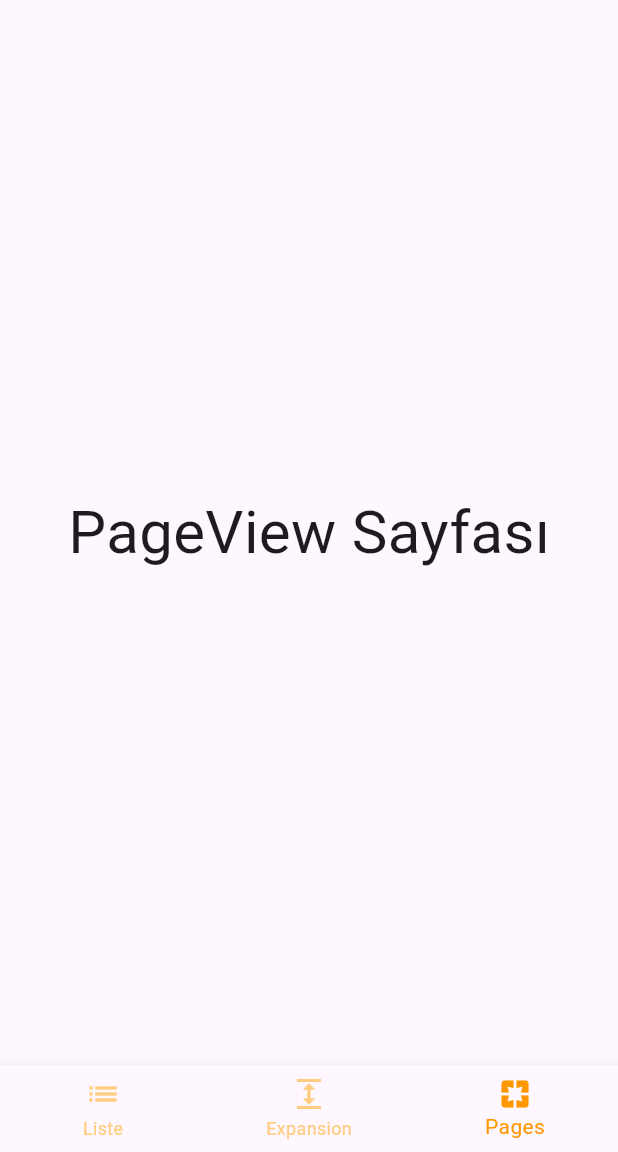
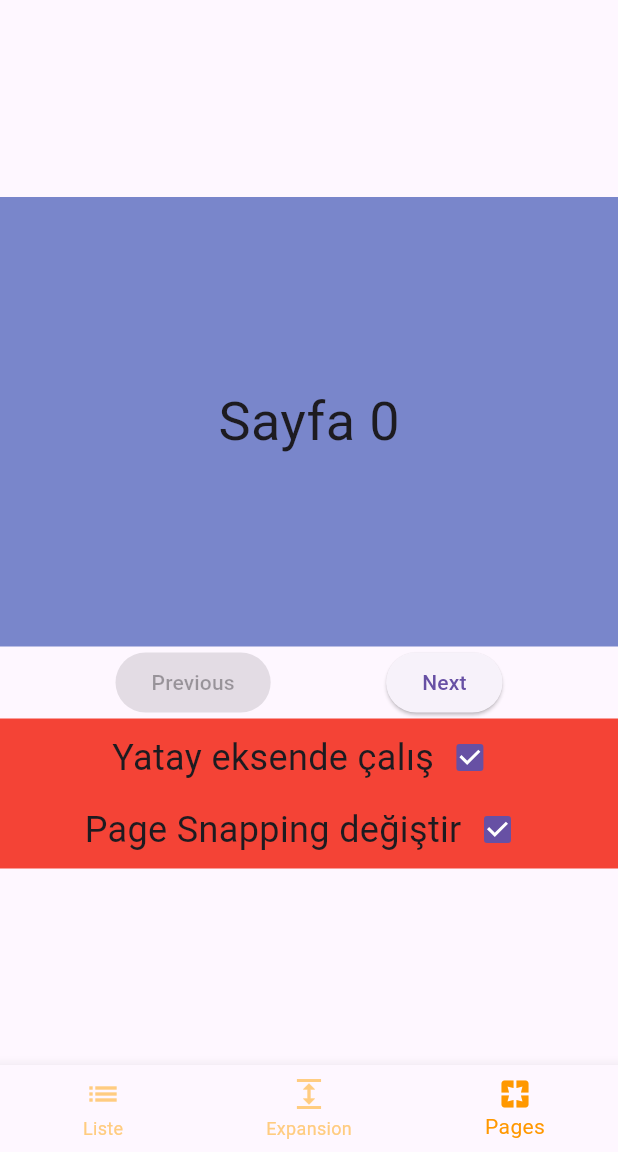
Before and after one commit to Efet1022/Expansion_tile_and_PageStoreKey, a Flutter app: the screen it shows after launch, item 3 of the bottom bar chosen, on a phone screen of 412 x 824 dp, the part 84-1236 px from its top. Run offline on Flutter 3.47's test engine with Material 3 defaults, Android fonts, the phone set to English and light mode, and no system bars.

Commit message:
PageView is finished

```diff
--- a/lib/widgets/pageview_page.dart
+++ b/lib/widgets/pageview_page.dart
@@ -10,13 +10,162 @@ class PageViewPage extends StatefulWidget {
 
 class _PageViewPageState
     extends State<PageViewPage> {
+  bool yatayEksen = true;
+  bool isPageSnapping = true;
+  int currentIndex = 0;
+  late PageController pageController;
+
+  @override
+  void initState() {
+    super.initState();
+    pageController = PageController();
+  }
+
   @override
   Widget build(BuildContext context) {
-    return Center(
-      child: Text(
-        "PageView Sayfası",
-        style: TextStyle(fontSize: 40),
-      ),
+    return Column(
+      mainAxisAlignment: MainAxisAlignment.center,
+      children: [
+        Container(
+          height: 300,
+          child: PageView(
+            controller: pageController,
+            scrollDirection: yatayEksen
+                ? Axis.horizontal
+                : Axis.vertical,
+            //dokunduğumuzda diğer sayfaya mı geçsin yoksa harekete göre kalsın mı
+            pageSnapping: isPageSnapping,
+            onPageChanged: (index) {
+              setState(() {
+                currentIndex = index;
+              });
+            },
+            children: [
+              Container(
+                width: double.infinity,
+                color: Colors.indigo.shade300,
+                child: Center(
+                  child: Text(
+                    "Sayfa 0",
+                    style: TextStyle(
+                      fontSize: 36,
+                    ),
+                  ),
+                ),
+              ),
+              Container(
+                width: double.infinity,
+                color: Colors.red.shade300,
+                child: Center(
+                  child: Text(
+                    "Sayfa 1",
+                    style: TextStyle(
+                      fontSize: 36,
+                    ),
+                  ),
+                ),
+              ),
+              Container(
+                width: double.infinity,
+                color: Colors.amber.shade300,
+                child: Center(
+                  child: Text(
+                    "Sayfa 2",
+                    style: TextStyle(
+                      fontSize: 36,
+                    ),
+                  ),
+                ),
+              ),
+            ],
+          ),
+        ),
+        Row(
+          mainAxisAlignment:
+              MainAxisAlignment.spaceEvenly,
+          children: [
+            ElevatedButton(
+              onPressed: currentIndex == 0
+                  ? null
+                  : () {
+                      pageController.previousPage(
+                        duration: Duration(
+                          seconds: 1,
+                        ),
+                        curve: Curves.easeIn,
+                      );
+                    },
+              child: Text("Previous"),
+            ),
+            ElevatedButton(
+              onPressed: currentIndex == 2
+                  ? null
+                  : () {
+                      pageController.nextPage(
+                        duration: Duration(
+                          seconds: 1,
+                        ),
+                        curve: Curves.easeIn,
+                      );
+                    },
+              child: Text("Next"),
+            ),
+          ],
+        ),
+        Container(
+          height: 100,
+          width: double.infinity,
+          color: yatayEksen
+              ? Colors.red
+              : Colors.green,
+          child: Column(
+            mainAxisAlignment:
+                MainAxisAlignment.center,
+            children: [
+              Row(
+                mainAxisAlignment:
+                    MainAxisAlignment.center,
+                children: [
+                  Text(
+                    "Yatay eksende çalış",
+                    style: TextStyle(
+                      fontSize: 24,
+                    ),
+                  ),
+                  Checkbox(
+                    value: yatayEksen,
+                    onChanged: (value) {
+                      setState(() {
+                        yatayEksen = value!;
+                      });
+                    },
+                  ),
+                ],
+              ),
+              Row(
+                mainAxisAlignment:
+                    MainAxisAlignment.center,
+                children: [
+                  Text(
+                    "Page Snapping değiştir",
+                    style: TextStyle(
+                      fontSize: 24,
+                    ),
+                  ),
+                  Checkbox(
+                    value: isPageSnapping,
+                    onChanged: (value) {
+                      setState(() {
+                        isPageSnapping = value!;
+                      });
+                    },
+                  ),
+                ],
+              ),
+            ],
+          ),
+        ),
+      ],
     );
   }
 }
```
